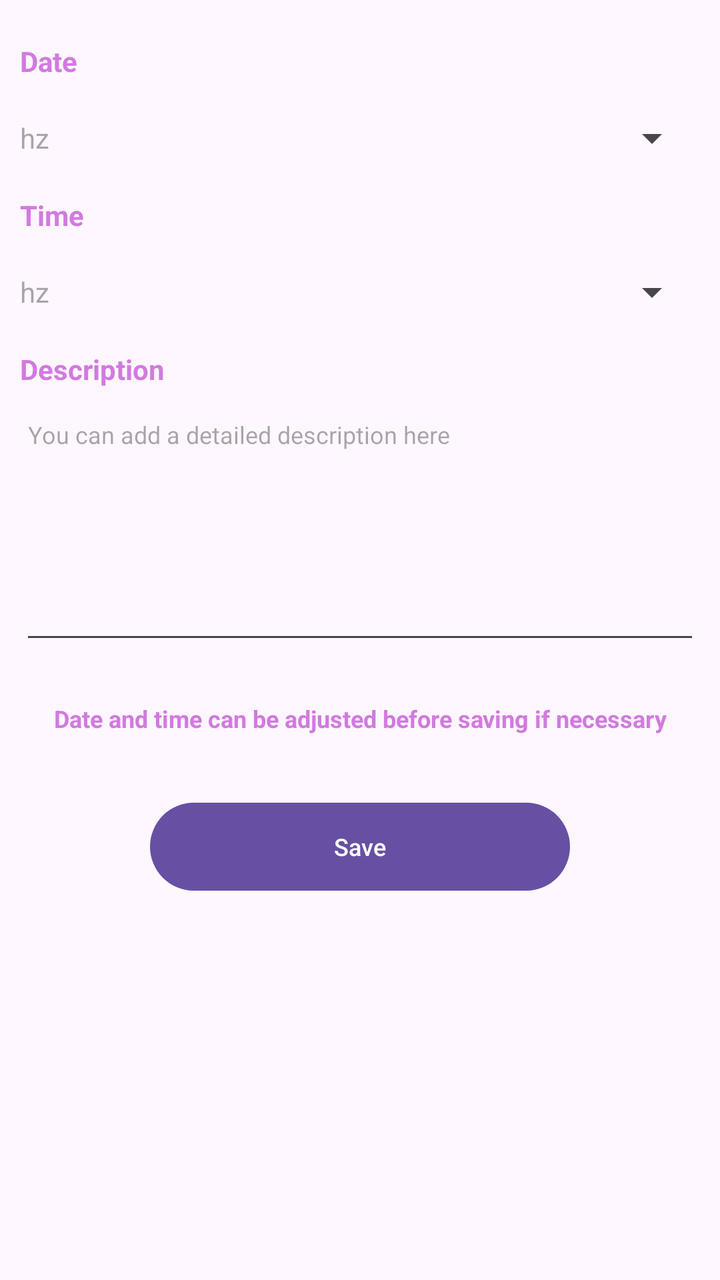
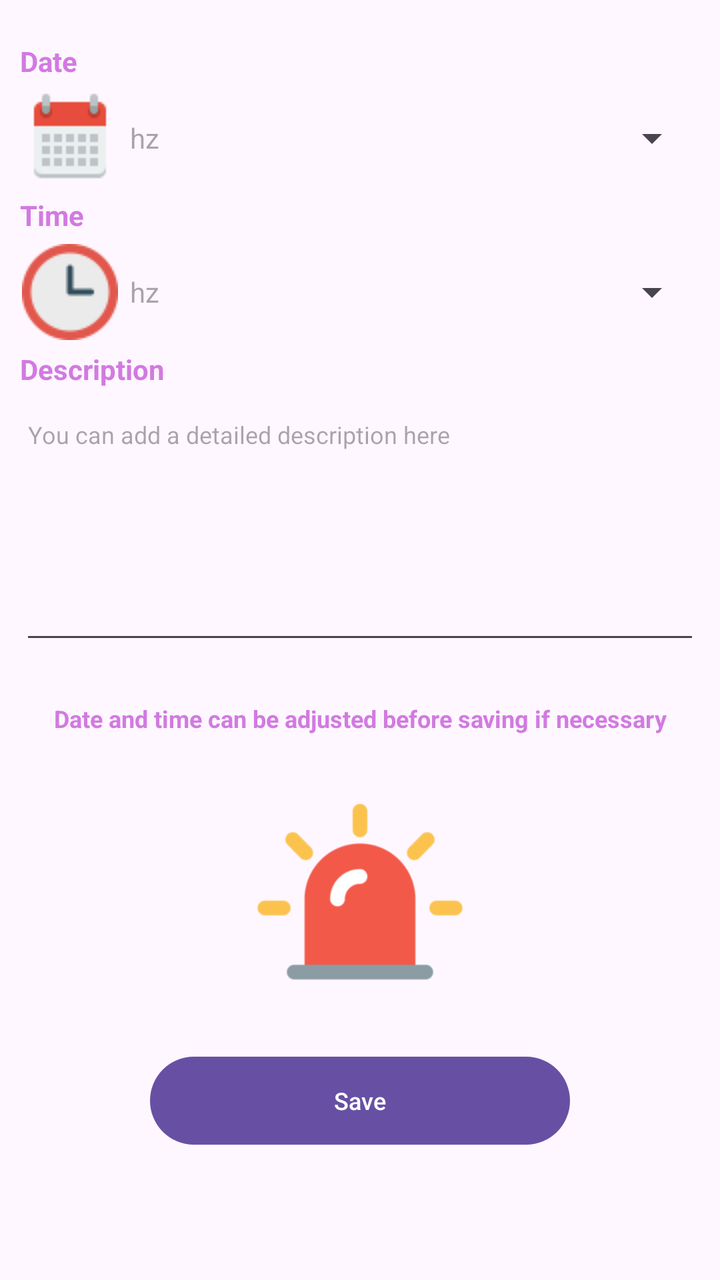

Before-and-after screenshots of an Android layout around one commit, followed by the original layout XML and the change that was made.
<!-- AndroidManifest.xml: application theme Theme.AppFond -->
<!-- res/layout/fragment_fix.xml -->
<?xml version="1.0" encoding="utf-8"?>
<androidx.constraintlayout.widget.ConstraintLayout xmlns:android="http://schemas.android.com/apk/res/android"
    xmlns:app="http://schemas.android.com/apk/res-auto"
    xmlns:tools="http://schemas.android.com/tools"
    android:layout_width="match_parent"
    android:layout_height="match_parent">

    <ProgressBar
        android:id="@+id/progressBarFixEpiF"
        style="?android:attr/progressBarStyleHorizontal"
        android:layout_width="0dp"
        android:layout_height="wrap_content"
        android:indeterminate="true"
        android:indeterminateTint="@color/fiol"
        android:visibility="invisible"
        app:layout_constraintEnd_toEndOf="parent"
        app:layout_constraintHorizontal_bias="0.0"
        app:layout_constraintStart_toStartOf="parent"
        tools:ignore="MissingConstraints" />

    <Button
        android:id="@+id/buttonPushEpiF"
        android:layout_width="0dp"
        android:layout_height="52dp"
        android:layout_marginStart="75dp"
        android:layout_marginTop="30dp"
        android:layout_marginEnd="75dp"
        android:text="@string/textSave"
        android:textSize="12sp"
        app:layout_constraintEnd_toEndOf="parent"
        app:layout_constraintHorizontal_bias="0.0"
        app:layout_constraintStart_toStartOf="parent"
        app:layout_constraintTop_toBottomOf="@+id/textView25" />

    <TextView
        android:id="@+id/textView25"
        android:layout_width="wrap_content"
        android:layout_height="wrap_content"
        android:layout_marginStart="10dp"
        android:layout_marginTop="24dp"
        android:layout_marginEnd="10dp"
        android:text="@string/textInfoChangeDateFix"
        android:textAlignment="center"
        android:textColor="@color/fiol_bleed"
        android:textSize="12sp"
        android:textStyle="bold"
        app:layout_constraintEnd_toEndOf="parent"
        app:layout_constraintStart_toStartOf="parent"
        app:layout_constraintTop_toBottomOf="@+id/fieldEpiDescF" />

    <EditText
        android:id="@+id/fieldEpiDescF"
        android:layout_width="0dp"
        android:layout_height="wrap_content"
        android:layout_marginStart="10dp"
        android:layout_marginTop="5dp"
        android:layout_marginEnd="10dp"
        android:autofillHints=""
        android:editable="true"
        android:ems="10"
        android:enabled="true"
        android:gravity="start|top"
        android:hint="@string/res_desc_card"
        android:inputType="textMultiLine"
        android:minHeight="128dp"
        android:textSize="12sp"
        app:layout_constraintEnd_toEndOf="parent"
        app:layout_constraintHorizontal_bias="0.0"
        app:layout_constraintStart_toStartOf="parent"
        app:layout_constraintTop_toBottomOf="@+id/textView23" />

    <TextView
        android:id="@+id/textView23"
        android:layout_width="wrap_content"
        android:layout_height="wrap_content"
        android:layout_marginStart="10dp"
        android:layout_marginTop="5dp"
        android:text="@string/desc_card_val"
        android:textColor="@color/fiol_bleed"
        android:textStyle="bold"
        app:layout_constraintStart_toStartOf="parent"
        app:layout_constraintTop_toBottomOf="@+id/fieldFixTimeF" />

    <EditText
        android:id="@+id/fieldFixTimeF"
        style="@style/Widget.AppCompat.Spinner"
        android:layout_width="0dp"
        android:layout_height="wrap_content"
        android:layout_marginStart="10dp"
        android:layout_marginTop="5dp"
        android:layout_marginEnd="10dp"
        android:autofillHints=""
        android:editable="false"
        android:ems="10"
        android:enabled="true"
        android:hint="@string/res_some_unknown_field"
        android:minHeight="48dp"
        app:layout_constraintEnd_toEndOf="parent"
        app:layout_constraintHorizontal_bias="0.0"
        app:layout_constraintStart_toStartOf="parent"
        app:layout_constraintTop_toBottomOf="@+id/labelFixTimeF"
        tools:ignore="SpeakableTextPresentCheck" />

    <TextView
        android:id="@+id/labelFixTimeF"
        android:layout_width="0dp"
        android:layout_height="wrap_content"
        android:layout_marginStart="10dp"
        android:layout_marginTop="5dp"
        android:layout_marginEnd="25dp"
        android:text="@string/textTime"
        android:textColor="@color/fiol_bleed"
        android:textStyle="bold"
        app:layout_constraintEnd_toEndOf="parent"
        app:layout_constraintHorizontal_bias="0.0"
        app:layout_constraintStart_toStartOf="parent"
        app:layout_constraintTop_toBottomOf="@+id/fieldDateFixF" />

    <EditText
        android:id="@+id/fieldDateFixF"
        style="@style/Widget.AppCompat.Spinner"
        android:layout_width="0dp"
        android:layout_height="wrap_content"
        android:layout_marginStart="10dp"
        android:layout_marginTop="5dp"
        android:layout_marginEnd="10dp"
        android:autofillHints=""
        android:editable="false"
        android:ems="10"
        android:enabled="true"
        android:hint="@string/res_some_unknown_field"
        android:minHeight="48dp"
        app:layout_constraintEnd_toEndOf="parent"
        app:layout_constraintHorizontal_bias="1.0"
        app:layout_constraintStart_toStartOf="parent"
        app:layout_constraintTop_toBottomOf="@+id/textView20"
        tools:ignore="SpeakableTextPresentCheck" />

    <TextView
        android:id="@+id/textView20"
        android:layout_width="0dp"
        android:layout_height="wrap_content"
        android:layout_marginStart="10dp"
        android:layout_marginTop="5dp"
        android:layout_marginEnd="25dp"
        android:text="@string/textDate"
        android:textColor="@color/fiol_bleed"
        android:textStyle="bold"
        app:layout_constraintEnd_toEndOf="parent"
        app:layout_constraintHorizontal_bias="0.0"
        app:layout_constraintStart_toStartOf="parent"
        app:layout_constraintTop_toBottomOf="@+id/progressBarFixEpiF" />
</androidx.constraintlayout.widget.ConstraintLayout>
<!-- resources referenced by this layout -->
<resources>
  <color name="fiol">#9C27B0</color>
  <color name="fiol_bleed">#D27AE1</color>
  <string name="desc_card_val">Description</string>
  <string name="res_desc_card">You can add a detailed description here</string>
  <string name="res_some_unknown_field">hz</string>
  <string name="textDate">Date</string>
  <string name="textInfoChangeDateFix">Date and time can be adjusted before saving if necessary</string>
  <string name="textSave">Save</string>
  <string name="textTime">Time</string>
  <style name="Theme.AppFond" parent="Theme.MaterialComponents.DayNight.NoActionBar">
          
          <item name="colorPrimary">@color/fiol</item>
          <item name="colorPrimaryVariant">@color/fiol</item>
          <item name="colorOnPrimary">@color/white</item>
          
          <item name="colorSecondary">@color/purple_400</item>
          <item name="colorSecondaryVariant">@color/purple_800</item>
          <item name="colorOnSecondary">@color/black</item>
          
          <item name="android:statusBarColor">?attr/colorPrimaryVariant</item>
          
      </style>
  <color name="white">#FFFFFFFF</color>
  <color name="black">#FF000000</color>
</resources>

<!-- the commit's change to res/layout/fragment_fix.xml (unified diff, before → after) -->
@@ -23,14 +23,14 @@
         android:layout_width="0dp"
         android:layout_height="52dp"
         android:layout_marginStart="75dp"
-        android:layout_marginTop="30dp"
+        android:layout_marginTop="20dp"
         android:layout_marginEnd="75dp"
         android:text="@string/textSave"
         android:textSize="12sp"
         app:layout_constraintEnd_toEndOf="parent"
-        app:layout_constraintHorizontal_bias="0.0"
+        app:layout_constraintHorizontal_bias="1.0"
         app:layout_constraintStart_toStartOf="parent"
-        app:layout_constraintTop_toBottomOf="@+id/textView25" />
+        app:layout_constraintTop_toBottomOf="@+id/imageView10" />
 
     <TextView
         android:id="@+id/textView25"
@@ -86,7 +86,7 @@
         style="@style/Widget.AppCompat.Spinner"
         android:layout_width="0dp"
         android:layout_height="wrap_content"
-        android:layout_marginStart="10dp"
+        android:layout_marginStart="5dp"
         android:layout_marginTop="5dp"
         android:layout_marginEnd="10dp"
         android:autofillHints=""
@@ -96,8 +96,7 @@
         android:hint="@string/res_some_unknown_field"
         android:minHeight="48dp"
         app:layout_constraintEnd_toEndOf="parent"
-        app:layout_constraintHorizontal_bias="0.0"
-        app:layout_constraintStart_toStartOf="parent"
+        app:layout_constraintStart_toEndOf="@+id/imageView9"
         app:layout_constraintTop_toBottomOf="@+id/labelFixTimeF"
         tools:ignore="SpeakableTextPresentCheck" />
 
@@ -121,7 +120,7 @@
         style="@style/Widget.AppCompat.Spinner"
         android:layout_width="0dp"
         android:layout_height="wrap_content"
-        android:layout_marginStart="10dp"
+        android:layout_marginStart="5dp"
         android:layout_marginTop="5dp"
         android:layout_marginEnd="10dp"
         android:autofillHints=""
@@ -131,8 +130,7 @@
         android:hint="@string/res_some_unknown_field"
         android:minHeight="48dp"
         app:layout_constraintEnd_toEndOf="parent"
-        app:layout_constraintHorizontal_bias="1.0"
-        app:layout_constraintStart_toStartOf="parent"
+        app:layout_constraintStart_toEndOf="@+id/imageView8"
         app:layout_constraintTop_toBottomOf="@+id/textView20"
         tools:ignore="SpeakableTextPresentCheck" />
 
@@ -150,4 +148,43 @@
         app:layout_constraintHorizontal_bias="0.0"
         app:layout_constraintStart_toStartOf="parent"
         app:layout_constraintTop_toBottomOf="@+id/progressBarFixEpiF" />
+
+    <ImageView
+        android:id="@+id/imageView8"
+        android:layout_width="50dp"
+        android:layout_height="wrap_content"
+        android:layout_marginStart="10dp"
+        android:layout_marginTop="5dp"
+        android:layout_marginBottom="5dp"
+        android:scaleType="fitCenter"
+        app:layout_constraintBottom_toTopOf="@+id/labelFixTimeF"
+        app:layout_constraintStart_toStartOf="parent"
+        app:layout_constraintTop_toBottomOf="@+id/textView20"
+        app:srcCompat="@drawable/calendar_icon_48" />
+
+    <ImageView
+        android:id="@+id/imageView9"
+        android:layout_width="50dp"
+        android:layout_height="wrap_content"
+        android:layout_marginStart="10dp"
+        android:layout_marginTop="5dp"
+        android:layout_marginBottom="5dp"
+        android:scaleType="fitCenter"
+        app:layout_constraintBottom_toTopOf="@+id/textView23"
+        app:layout_constraintStart_toStartOf="parent"
+        app:layout_constraintTop_toBottomOf="@+id/labelFixTimeF"
+        app:srcCompat="@drawable/clock_icon48" />
+
+    <ImageView
+        android:id="@+id/imageView10"
+        android:layout_width="360dp"
+        android:layout_height="117dp"
+        android:layout_marginStart="5dp"
+        android:layout_marginTop="20dp"
+        android:layout_marginEnd="5dp"
+        app:layout_constraintEnd_toEndOf="parent"
+        app:layout_constraintHorizontal_bias="0.512"
+        app:layout_constraintStart_toStartOf="parent"
+        app:layout_constraintTop_toBottomOf="@+id/textView25"
+        app:srcCompat="@drawable/emergency_icon256" />
 </androidx.constraintlayout.widget.ConstraintLayout>
<!-- resource entries referenced after the edit -->
@@ -2,6 +2,9 @@
 <resources>
   <color name="fiol">#9C27B0</color>
   <color name="fiol_bleed">#D27AE1</color>
+  <!-- drawable calendar_icon_48: png bitmap (drawable, 582 bytes) -->
+  <!-- drawable clock_icon48: png bitmap (drawable, 1071 bytes) -->
+  <!-- drawable emergency_icon256: png bitmap (drawable, 8600 bytes) -->
   <string name="desc_card_val">Description</string>
   <string name="res_desc_card">You can add a detailed description here</string>
   <string name="res_some_unknown_field">hz</string>
